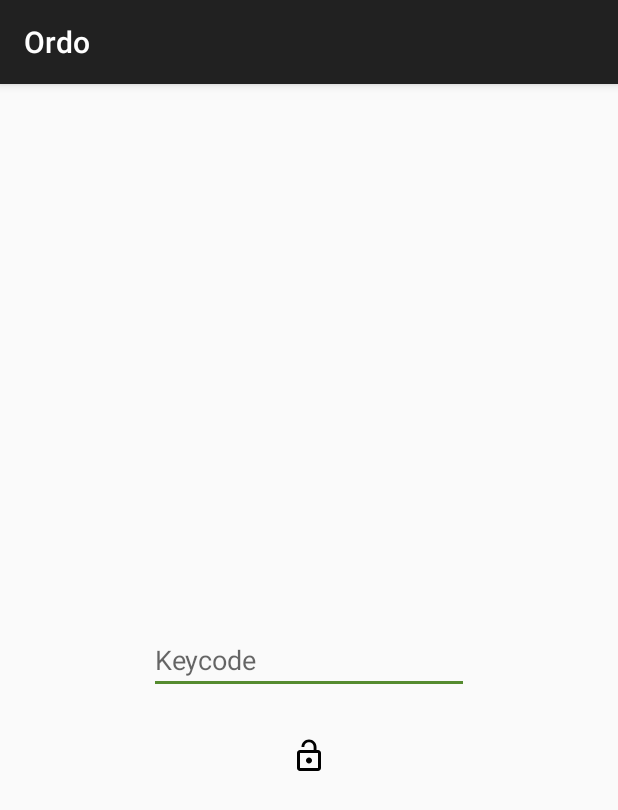
After one commit to iiridescent/ordo, an Android app: the LoginActivity screen opened directly, with no data from a screen before it, on a phone screen of 412 x 824 dp. The commit adds this screen. Shown: the top 810 px of the screen. Run offline under Robolectric (Android 15) with nearby library versions, the phone set to English and light mode, and no system bars.

Commit message:
Added login screen

```diff
--- a/app/src/main/AndroidManifest.xml
+++ b/app/src/main/AndroidManifest.xml
@@ -13,9 +13,14 @@
             android:label="@string/app_name"
             android:theme="@style/AppTheme.NoActionBar">
             <intent-filter>
-                <action android:name="android.intent.action.MAIN"/>
+                <action android:name="android.intent.action.MAIN" />
 
-                <category android:name="android.intent.category.LAUNCHER"/>
+                <category android:name="android.intent.category.LAUNCHER" />
+            </intent-filter>
+        </activity>
+        <activity android:name=".LoginActivity">
+            <intent-filter>
+                <action android:name="android.intent.action.MAIN" />
             </intent-filter>
         </activity>
     </application>
--- /dev/null
+++ b/app/src/main/java/com/base512/ordo/LoginActivity.java
@@ -0,0 +1,56 @@
+package com.base512.ordo;
+
+import android.support.v7.app.AppCompatActivity;
+import android.os.Bundle;
+import android.view.View;
+import android.widget.Button;
+import android.widget.EditText;
+import android.widget.ImageView;
+import android.widget.Toast;
+
+public class LoginActivity extends AppCompatActivity {
+
+    private ImageView mUnlockButton;
+
+    private EditText mLoginInput;
+
+    @Override
+    protected void onCreate(Bundle savedInstanceState) {
+        super.onCreate(savedInstanceState);
+        setContentView(R.layout.activity_login);
+
+        setupViews();
+    }
+
+    private void setupViews() {
+
+        mLoginInput = (EditText) findViewById(R.id.loginInput);
+
+        mUnlockButton = (ImageView) findViewById(R.id.unlockButton);
+
+        mUnlockButton.setOnClickListener(new View.OnClickListener() {
+            @Override
+            public void onClick(View view) {
+                showMessage();
+            }
+        });
+    }
+
+    private void showMessage() {
+
+        String getFromLoginInput = mLoginInput.getText().toString();
+
+        String welcomeMessage = "0";
+
+        if (getFromLoginInput.equals("anima")) {
+            welcomeMessage = "Welcome, Gray";
+        } else if (getFromLoginInput.equals("weirdname")) {
+            welcomeMessage = "Welcome, Thomas";
+        }else{
+            welcomeMessage = "ERROR";
+        }
+
+        Toast.makeText(this, welcomeMessage, Toast.LENGTH_LONG).show();
+    }
+
+}
--- /dev/null
+++ b/app/src/main/res/drawable/ic_lock_open_black_24dp.xml
@@ -0,0 +1,9 @@
+<vector xmlns:android="http://schemas.android.com/apk/res/android"
+        android:width="24dp"
+        android:height="24dp"
+        android:viewportWidth="24.0"
+        android:viewportHeight="24.0">
+    <path
+        android:fillColor="#FF000000"
+        android:pathData="M12,17c1.1,0 2,-0.9 2,-2s-0.9,-2 -2,-2 -2,0.9 -2,2 0.9,2 2,2zM18,8h-1L17,6c0,-2.76 -2.24,-5 -5,-5S7,3.24 7,6h1.9c0,-1.71 1.39,-3.1 3.1,-3.1 1.71,0 3.1,1.39 3.1,3.1v2L6,8c-1.1,0 -2,0.9 -2,2v10c0,1.1 0.9,2 2,2h12c1.1,0 2,-0.9 2,-2L20,10c0,-1.1 -0.9,-2 -2,-2zM18,20L6,20L6,10h12v10z"/>
+</vector>
--- /dev/null
+++ b/app/src/main/res/layout/activity_login.xml
@@ -0,0 +1,36 @@
+<?xml version="1.0" encoding="utf-8"?>
+<RelativeLayout xmlns:android="http://schemas.android.com/apk/res/android"
+    xmlns:app="http://schemas.android.com/apk/res-auto"
+    xmlns:tools="http://schemas.android.com/tools"
+    android:id="@+id/activity_login"
+    android:layout_width="match_parent"
+    android:layout_height="match_parent"
+    android:paddingBottom="@dimen/activity_vertical_margin"
+    android:paddingLeft="@dimen/activity_horizontal_margin"
+    android:paddingRight="@dimen/activity_horizontal_margin"
+    android:paddingTop="@dimen/activity_vertical_margin"
+    tools:context="com.base512.ordo.LoginActivity">
+
+    <EditText
+        android:layout_width="wrap_content"
+        android:layout_height="wrap_content"
+        android:inputType="textPersonName"
+        android:ems="10"
+        android:id="@+id/loginInput"
+        android:hint="Keycode"
+        android:layout_centerVertical="true"
+        android:layout_centerHorizontal="true" />
+
+    <ImageView
+        android:layout_width="60dp"
+        android:layout_height="60dp"
+        android:scaleType="centerInside"
+        android:clickable="true"
+        android:padding="10dp"
+        android:src="@drawable/ic_lock_open_black_24dp"
+        android:background="?attr/selectableItemBackgroundBorderless"
+        android:layout_below="@+id/loginInput"
+        android:layout_centerHorizontal="true"
+        android:layout_marginTop="11dp"
+        android:id="@+id/unlockButton" />
+</RelativeLayout>
--- a/app/src/main/res/values/colors.xml
+++ b/app/src/main/res/values/colors.xml
@@ -1,6 +1,6 @@
 <?xml version="1.0" encoding="utf-8"?>
 <resources>
-    <color name="colorPrimary">#3F51B5</color>
-    <color name="colorPrimaryDark">#303F9F</color>
-    <color name="colorAccent">#FF4081</color>
+    <color name="colorPrimary">#212121</color>
+    <color name="colorPrimaryDark">#000</color>
+    <color name="colorAccent">#558b2f</color>
 </resources>
```
Lines whose indentation alone changed are shown as unchanged.
